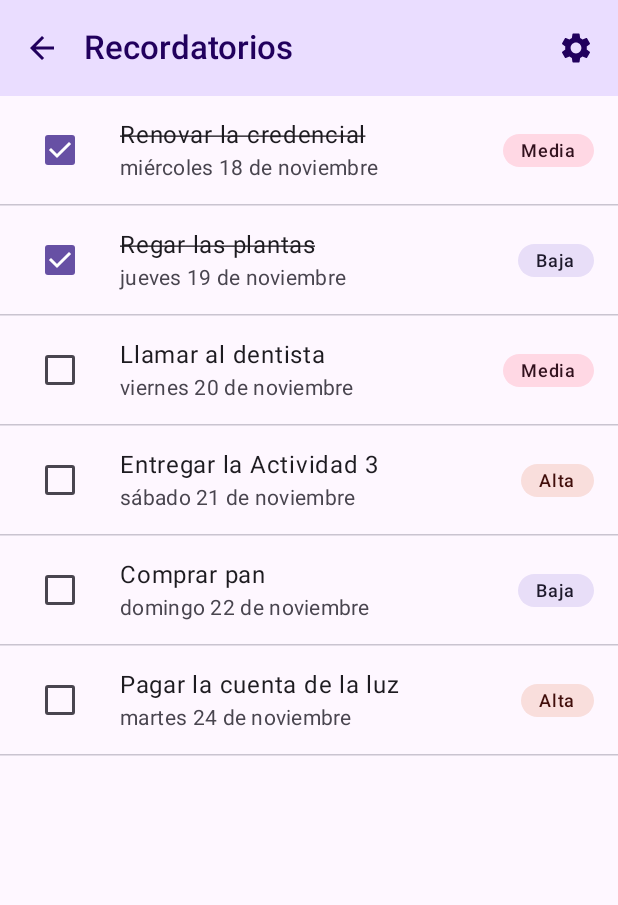
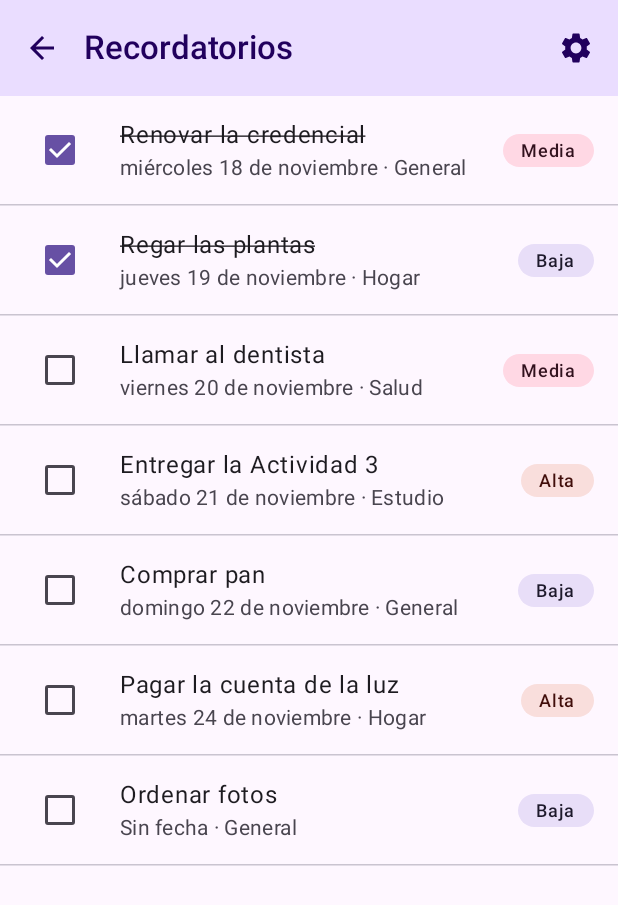
Before and after one commit to jcaedtechcl/ResumenModulos1y2, an Android app built with Jetpack Compose: the RecordatoriosRoute screen opened through its navigation route, on a phone screen of 412 x 824 dp. Shown: the top 905 px of the screen. Run offline under Robolectric (Android 15) with nearby library versions, the phone set to English and light mode, and no system bars.

Commit message:
Módulo 3 · Room · Etapa 1: entidad, TypeConverter y mapeadores
Co-Authored-By: Claude Opus 5.5 <noreply@anthropic.com>

```diff
--- a/app/src/main/java/com/example/resumen_modulos1y2/model/Recordatorio.kt
+++ b/app/src/main/java/com/example/resumen_modulos1y2/model/Recordatorio.kt
@@ -3,26 +3,35 @@ package com.example.resumen_modulos1y2.model
 import java.time.LocalDate
 
 /**
- * Recordatorio del Módulo 3. Vive solo en memoria: persistir recordatorios es tarea de Room
- * (tópico siguiente). DataStore guarda únicamente las preferencias de cómo se muestran.
+ * Recordatorio tal como lo conoce la app (modelo de dominio). Las pantallas y los ViewModels
+ * trabajan SIEMPRE con esta clase; cómo se guarda en la base de datos (ReminderEntity) es un
+ * detalle de data/local.
+ *
+ * `id` es un UUID en texto: se genera al crear el recordatorio, antes de guardarlo, así el
+ * objeto ya tiene identidad sin esperar a que la base asigne un número.
  */
 data class Recordatorio(
-    val id: Long,
+    val id: String,
     val titulo: String,
-    val fecha: LocalDate,
-    val prioridad: Prioridad,
-    val completado: Boolean = false
+    val descripcion: String? = null,
+    val categoria: String = CATEGORIA_GENERAL,
+    val prioridad: Prioridad = Prioridad.Media,
+    val completado: Boolean = false,
+    val fecha: LocalDate? = null
 )
 
+const val CATEGORIA_GENERAL = "General"
+
 /**
- * Datos de ejemplo relativos a `hoy`, elegidos para que ordenar por fecha y por prioridad
- * dé resultados distintos y para que haya completados que ocultar.
+ * Datos de ejemplo para vistas previas y pruebas. Relativos a `hoy` y elegidos para que ordenar
+ * por fecha y por prioridad dé resultados distintos y para que haya completados que ocultar.
  */
 fun recordatoriosDeEjemplo(hoy: LocalDate = LocalDate.now()): List<Recordatorio> = listOf(
-    Recordatorio(1, "Pagar la cuenta de la luz", hoy.plusDays(5), Prioridad.Alta),
-    Recordatorio(2, "Llamar al dentista", hoy.plusDays(1), Prioridad.Media),
-    Recordatorio(3, "Regar las plantas", hoy, Prioridad.Baja, completado = true),
-    Recordatorio(4, "Entregar la Actividad 3", hoy.plusDays(2), Prioridad.Alta),
-    Recordatorio(5, "Comprar pan", hoy.plusDays(3), Prioridad.Baja),
-    Recordatorio(6, "Renovar la credencial", hoy.minusDays(1), Prioridad.Media, completado = true)
+    Recordatorio("1", "Pagar la cuenta de la luz", categoria = "Hogar", prioridad = Prioridad.Alta, fecha = hoy.plusDays(5)),
+    Recordatorio("2", "Llamar al dentista", categoria = "Salud", prioridad = Prioridad.Media, fecha = hoy.plusDays(1)),
+    Recordatorio("3", "Regar las plantas", categoria = "Hogar", prioridad = Prioridad.Baja, completado = true, fecha = hoy),
+    Recordatorio("4", "Entregar la Actividad 3", "Consigna 2: Room", "Estudio", Prioridad.Alta, fecha = hoy.plusDays(2)),
+    Recordatorio("5", "Comprar pan", prioridad = Prioridad.Baja, fecha = hoy.plusDays(3)),
+    Recordatorio("6", "Renovar la credencial", prioridad = Prioridad.Media, completado = true, fecha = hoy.minusDays(1)),
+    Recordatorio("7", "Ordenar fotos", prioridad = Prioridad.Baja)
 )
--- a/app/src/main/java/com/example/resumen_modulos1y2/ui/recordatorios/AplicarPreferencias.kt
+++ b/app/src/main/java/com/example/resumen_modulos1y2/ui/recordatorios/AplicarPreferencias.kt
@@ -9,13 +9,15 @@ import com.example.resumen_modulos1y2.model.Recordatorio
  * Función pura con la lógica del listado: filtra y ordena según las preferencias. Vive fuera de
  * los composables para poder probarla con JUnit y para que la pantalla solo dibuje.
  *
- * Los empates se resuelven por fecha y luego por id, así el orden es siempre el mismo.
+ * Los empates se resuelven por fecha y luego por id, así el orden es siempre el mismo. Los
+ * recordatorios sin fecha van al final (`fecha == null` es false para los que sí tienen).
  */
 fun aplicarPreferencias(lista: List<Recordatorio>, prefs: UserPreferences): List<Recordatorio> {
     val visibles = if (prefs.showCompleted) lista else lista.filterNot { it.completado }
     val criterio = when (prefs.reminderOrder) {
-        ReminderOrder.BY_DATE -> compareBy<Recordatorio>({ it.fecha }, { it.id })
-        ReminderOrder.BY_PRIORITY -> compareBy<Recordatorio>({ it.prioridad.peso() }, { it.fecha }, { it.id })
+        ReminderOrder.BY_DATE -> compareBy<Recordatorio>({ it.fecha == null }, { it.fecha }, { it.id })
+        ReminderOrder.BY_PRIORITY ->
+            compareBy<Recordatorio>({ it.prioridad.peso() }, { it.fecha == null }, { it.fecha }, { it.id })
     }
     return visibles.sortedWith(criterio)
 }
--- a/app/src/main/java/com/example/resumen_modulos1y2/ui/recordatorios/RecordatoriosScreen.kt
+++ b/app/src/main/java/com/example/resumen_modulos1y2/ui/recordatorios/RecordatoriosScreen.kt
@@ -58,7 +58,7 @@ fun RecordatoriosRoute(
 @Composable
 fun RecordatoriosScreen(
     recordatorios: List<Recordatorio>,
-    onCompletadoChange: (id: Long, completado: Boolean) -> Unit,
+    onCompletadoChange: (id: String, completado: Boolean) -> Unit,
     onVolver: () -> Unit,
     onAbrirConfiguracion: () -> Unit,
     modifier: Modifier = Modifier
@@ -124,7 +124,11 @@ private fun FilaRecordatorio(
         },
         supportingContent = {
             Text(
-                text = recordatorio.fecha.format(formatoFecha),
+                text = stringResource(
+                    R.string.recordatorio_detalle,
+                    recordatorio.fecha?.format(formatoFecha) ?: stringResource(R.string.recordatorio_sin_fecha),
+                    recordatorio.categoria
+                ),
                 color = MaterialTheme.colorScheme.onSurfaceVariant
             )
         },
--- a/app/src/main/java/com/example/resumen_modulos1y2/ui/recordatorios/RecordatoriosViewModel.kt
+++ b/app/src/main/java/com/example/resumen_modulos1y2/ui/recordatorios/RecordatoriosViewModel.kt
@@ -35,7 +35,7 @@ class RecordatoriosViewModel(repository: UserPreferencesRepository) : ViewModel(
             initialValue = emptyList()
         )
 
-    fun cambiarCompletado(id: Long, completado: Boolean) {
+    fun cambiarCompletado(id: String, completado: Boolean) {
         _recordatorios.update { lista ->
             lista.map { if (it.id == id) it.copy(completado = completado) else it }
         }
--- a/app/src/main/res/values/strings.xml
+++ b/app/src/main/res/values/strings.xml
@@ -5,6 +5,8 @@
     <string name="recordatorios_titulo">Recordatorios</string>
     <string name="recordatorios_vacio">No hay recordatorios para mostrar</string>
     <string name="recordatorio_marcar">Marcar \"%1$s\" como completado</string>
+    <string name="recordatorio_detalle">%1$s · %2$s</string>
+    <string name="recordatorio_sin_fecha">Sin fecha</string>
     <string name="abrir_configuracion">Abrir configuración</string>
 
     <!-- Módulo 3: Configuración -->
--- a/build.gradle.kts
+++ b/build.gradle.kts
@@ -3,4 +3,6 @@ plugins {
     alias(libs.plugins.android.application) apply false
     alias(libs.plugins.kotlin.compose) apply false
     alias(libs.plugins.kotlin.serialization) apply false
+    alias(libs.plugins.ksp) apply false
+    alias(libs.plugins.androidx.room) apply false
 }
```
Also changed, not shown: app/build.gradle.kts (+11 -0 lines), app/src/main/java/com/example/resumen_modulos1y2/data/local/Converters.kt (added, +23 -0 lines), app/src/main/java/com/example/resumen_modulos1y2/data/local/ReminderEntity.kt (added, +31 -0 lines), app/src/main/java/com/example/resumen_modulos1y2/data/local/ReminderMappers.kt (added, +40 -0 lines), gradle/libs.versions.toml (+8 -0 lines), 5 other files.
